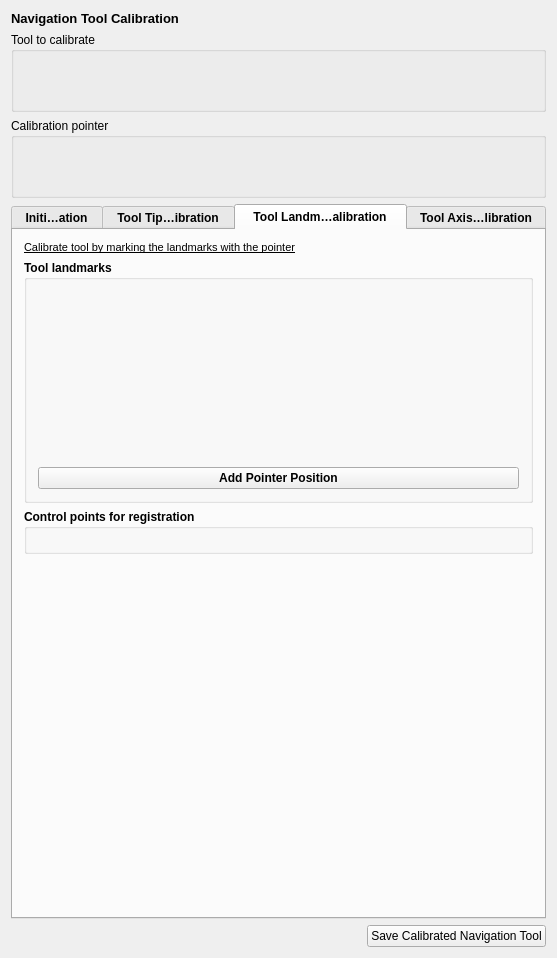
This is Plugins/org.mitk.gui.qt.igttracking/src/internal/QmitkIGTNavigationToolCalibrationControls.ui in zhaomengxiao/LancetMITK as Qt 5 draws it before an edit. The edited form follows.
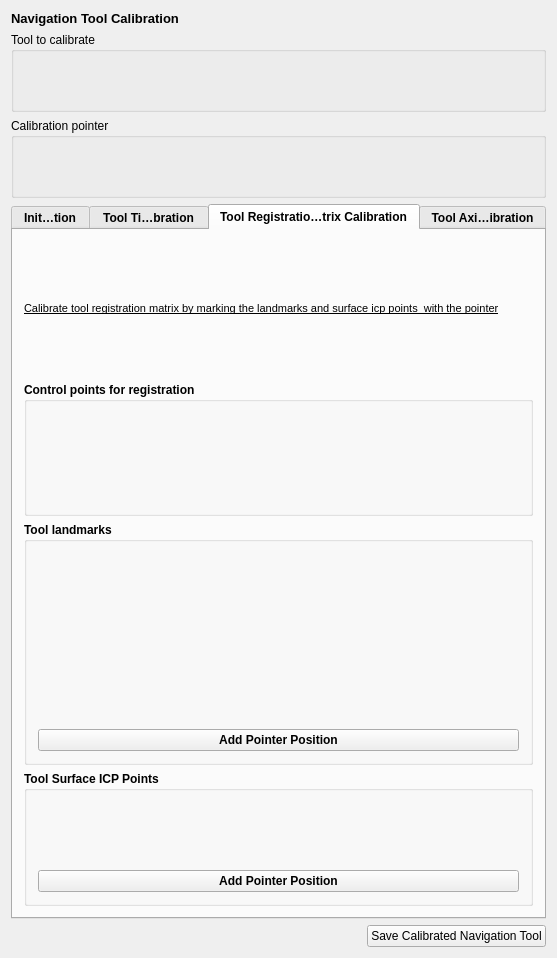
This is the edited form. The open tabs and pages were chosen to show the change. Icons and pictures are not drawn. Custom widgets are drawn as their Qt base class.

Commit message: Tool Calibration now support Surface Registration

```diff
--- a/Plugins/org.mitk.gui.qt.igttracking/src/internal/QmitkIGTNavigationToolCalibrationControls.ui
+++ b/Plugins/org.mitk.gui.qt.igttracking/src/internal/QmitkIGTNavigationToolCalibrationControls.ui
@@ -950,7 +950,7 @@
      </widget>
      <widget class="QWidget" name="tab_2">
       <attribute name="title">
-       <string>Tool Landmark Calibration</string>
+       <string>Tool Registration Matrix Calibration</string>
       </attribute>
       <layout class="QVBoxLayout" name="verticalLayout_3">
        <item>
@@ -959,11 +959,23 @@
           <string>&lt;!DOCTYPE HTML PUBLIC &quot;-//W3C//DTD HTML 4.0//EN&quot; &quot;http://www.w3.org/TR/REC-html40/strict.dtd&quot;&gt;
 &lt;html&gt;&lt;head&gt;&lt;meta name=&quot;qrichtext&quot; content=&quot;1&quot; /&gt;&lt;style type=&quot;text/css&quot;&gt;
 p, li { white-space: pre-wrap; }
-&lt;/style&gt;&lt;/head&gt;&lt;body style=&quot; font-family:'MS Shell Dlg 2'; font-size:7.8pt; font-weight:400; font-style:normal;&quot;&gt;
-&lt;p style=&quot; margin-top:0px; margin-bottom:0px; margin-left:0px; margin-right:0px; -qt-block-indent:0; text-indent:0px;&quot;&gt;&lt;span style=&quot; font-size:8pt; text-decoration: underline;&quot;&gt;Calibrate tool by marking the landmarks with the pointer&lt;/span&gt;&lt;/p&gt;&lt;/body&gt;&lt;/html&gt;</string>
+&lt;/style&gt;&lt;/head&gt;&lt;body style=&quot; font-family:'SimSun'; font-size:9pt; font-weight:600; font-style:normal;&quot;&gt;
+&lt;p style=&quot; margin-top:0px; margin-bottom:0px; margin-left:0px; margin-right:0px; -qt-block-indent:0; text-indent:0px;&quot;&gt;&lt;span style=&quot; font-family:'MS Shell Dlg 2'; font-size:8pt; font-weight:400; text-decoration: underline;&quot;&gt;Calibrate tool registration matrix by marking the landmarks and surface icp points  with the pointer&lt;/span&gt;&lt;/p&gt;&lt;/body&gt;&lt;/html&gt;</string>
          </property>
         </widget>
        </item>
+       <item>
+        <widget class="QGroupBox" name="groupBox_4">
+         <property name="title">
+          <string>Control points for registration</string>
+         </property>
+         <layout class="QVBoxLayout" name="verticalLayout_7">
+          <item>
+           <widget class="QmitkPointListWidget" name="m_CalibrationLandmarkWidget" native="true"/>
+          </item>
+         </layout>
+        </widget>
+       </item>
        <item>
         <widget class="QGroupBox" name="groupBox_3">
          <property name="title">
@@ -991,30 +1003,24 @@
         </widget>
        </item>
        <item>
-        <widget class="QGroupBox" name="groupBox_4">
+        <widget class="QGroupBox" name="groupBox_6">
          <property name="title">
-          <string>Control points for registration</string>
+          <string>Tool Surface ICP Points</string>
          </property>
-         <layout class="QVBoxLayout" name="verticalLayout_7">
+         <layout class="QVBoxLayout" name="verticalLayout_14">
           <item>
-           <widget class="QmitkPointListWidget" name="m_CalibrationLandmarkWidget" native="true"/>
+           <widget class="QmitkPointListWidget" name="m_CalibrationICPWidget" native="true"/>
+          </item>
+          <item>
+           <widget class="QPushButton" name="m_AddICP">
+            <property name="text">
+             <string>Add Pointer Position</string>
+            </property>
+           </widget>
           </item>
          </layout>
         </widget>
        </item>
-       <item>
-        <spacer name="verticalSpacer_2">
-         <property name="orientation">
-          <enum>Qt::Vertical</enum>
-         </property>
-         <property name="sizeHint" stdset="0">
-          <size>
-           <width>20</width>
-           <height>259</height>
-          </size>
-         </property>
-        </spacer>
-       </item>
       </layout>
      </widget>
      <widget class="QWidget" name="tab_4">
```
Left out of the diff: 2 changed lines with no effect on the pictures. The commit also changes 3 other files.
